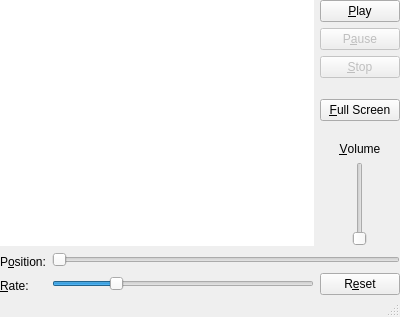
Old version of the form ui/unix/mainwindow.ui in the repository Taro3/linux_mp4_test.
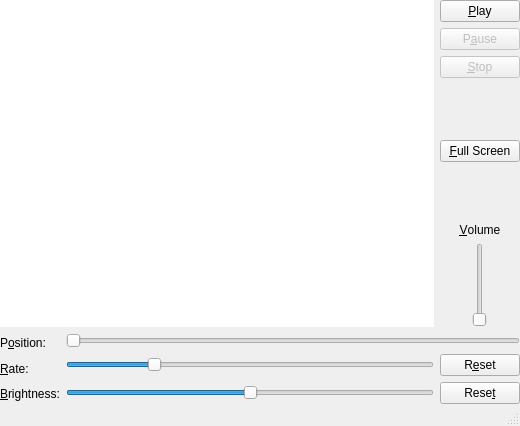
New version of the form.

```diff
--- a/ui/unix/mainwindow.ui
+++ b/ui/unix/mainwindow.ui
@@ -6,18 +6,15 @@
    <rect>
     <x>0</x>
     <y>0</y>
-    <width>400</width>
-    <height>317</height>
+    <width>520</width>
+    <height>426</height>
    </rect>
   </property>
   <property name="windowTitle">
    <string>MainWindow</string>
   </property>
   <widget class="QWidget" name="centralWidget">
-   <layout class="QVBoxLayout" name="verticalLayout_7">
-    <property name="spacing">
-     <number>6</number>
-    </property>
+   <layout class="QVBoxLayout" name="verticalLayout_6">
     <property name="leftMargin">
      <number>0</number>
     </property>
@@ -196,21 +193,19 @@
     </item>
     <item>
      <widget class="QWidget" name="widgetBottomSide" native="true">
-      <layout class="QVBoxLayout" name="verticalLayout_6">
-       <property name="leftMargin">
-        <number>0</number>
-       </property>
-       <property name="topMargin">
-        <number>0</number>
-       </property>
-       <property name="rightMargin">
-        <number>0</number>
-       </property>
-       <property name="bottomMargin">
-        <number>0</number>
-       </property>
-       <item>
         <layout class="QHBoxLayout" name="horizontalLayout_4">
+       <property name="leftMargin">
+        <number>0</number>
+       </property>
+       <property name="topMargin">
+        <number>0</number>
+       </property>
+       <property name="rightMargin">
+        <number>0</number>
+       </property>
+       <property name="bottomMargin">
+        <number>0</number>
+       </property>
          <item>
           <layout class="QVBoxLayout" name="verticalLayout_5">
            <item>
@@ -233,6 +228,16 @@
              </property>
             </widget>
            </item>
+         <item>
+          <widget class="QLabel" name="labelBrightness">
+           <property name="text">
+            <string>&amp;Brightness:</string>
+           </property>
+           <property name="buddy">
+            <cstring>horizontalSliderBrightness</cstring>
+           </property>
+          </widget>
+         </item>
           </layout>
          </item>
          <item>
@@ -285,6 +290,31 @@
               </widget>
              </item>
             </layout>
+         </item>
+         <item>
+          <layout class="QHBoxLayout" name="horizontalLayout_6">
+           <item>
+            <widget class="QSlider" name="horizontalSliderBrightness">
+             <property name="minimum">
+              <number>-100</number>
+             </property>
+             <property name="maximum">
+              <number>100</number>
+             </property>
+             <property name="orientation">
+              <enum>Qt::Horizontal</enum>
+             </property>
+             <property name="invertedControls">
+              <bool>true</bool>
+             </property>
+            </widget>
+           </item>
+           <item>
+            <widget class="QPushButton" name="pushButtonResetBrightness">
+             <property name="text">
+              <string>Rese&amp;t</string>
+             </property>
+            </widget>
            </item>
           </layout>
          </item>
```
Lines whose indentation alone changed are shown as unchanged.
